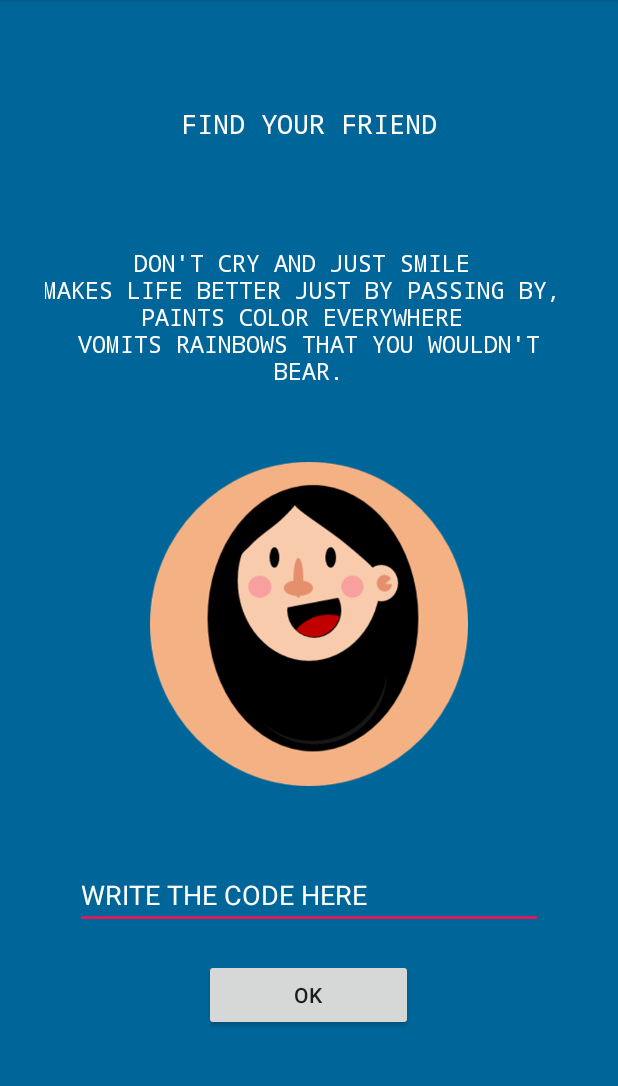
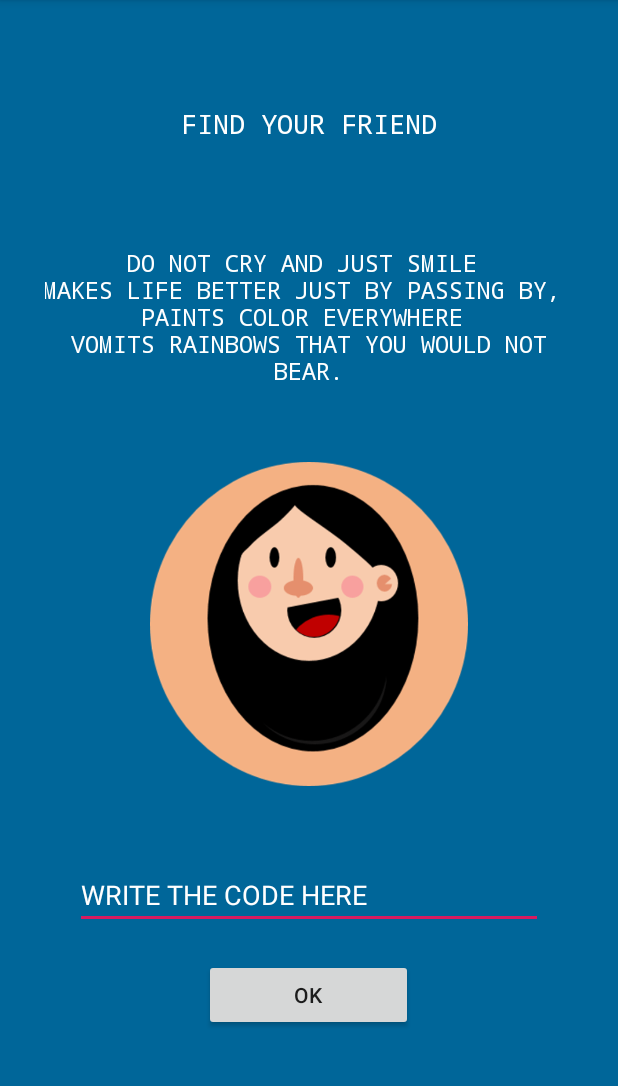
Before and after one commit to Dorci/AUHack_Android_Application, an Android app: the findingGameHome screen opened directly, with no data from a screen before it, on a phone screen of 412 x 824 dp, the part 84-1170 px from its top. Run offline under Robolectric (Android 15) with nearby library versions, the phone set to English and light mode, and no system bars.

Commit message:
Some updates

```diff
--- a/app/build.gradle
+++ b/app/build.gradle
@@ -26,4 +26,7 @@ dependencies {
     testImplementation 'junit:junit:4.12'
     androidTestImplementation 'com.android.support.test:runner:1.0.2'
     androidTestImplementation 'com.android.support.test.espresso:espresso-core:3.0.2'
+    implementation 'com.google.firebase:firebase-core:16.0.1'
 }
+
+apply plugin: 'com.google.gms.google-services'
--- a/app/src/main/res/layout/activity_finding_game_home.xml
+++ b/app/src/main/res/layout/activity_finding_game_home.xml
@@ -42,7 +42,7 @@
         android:layout_below="@+id/riddle"
         android:layout_centerHorizontal="true"
         android:layout_marginTop="50dp"
-        app:srcCompat="@drawable/Roxana"
+        app:srcCompat="@drawable/roxana"
         android:contentDescription="TODO" />
 
     <AutoCompleteTextView
--- a/app/src/main/res/values/strings.xml
+++ b/app/src/main/res/values/strings.xml
@@ -17,7 +17,7 @@
     <string name="chatButtonText">Chat</string>
     <string name="canteenButtonText">Canteen</string>
     <string name="gameButtonText">gameButtonText</string>
-    <string name="riddleText">DON\'T CRY AND JUST SMILE \nMAKES LIFE BETTER JUST BY PASSING BY, \nPAINTS COLOR EVERYWHERE \nVOMITS RAINBOWS THAT YOU WOULDN'T BEAR.</string>
+    <string name="riddleText">DO NOT CRY AND JUST SMILE \nMAKES LIFE BETTER JUST BY PASSING BY, \nPAINTS COLOR EVERYWHERE \nVOMITS RAINBOWS THAT YOU WOULD NOT BEAR.</string>
     <string name="findYourFriendHeader">FIND YOUR FRIEND</string>
     <string name="codeLabel">WRITE THE CODE HERE</string>
     <string name="writeTheCodeHere">WRITE THE CODE HERE</string>
--- a/build.gradle
+++ b/build.gradle
@@ -8,6 +8,7 @@ buildscript {
     }
     dependencies {
         classpath 'com.android.tools.build:gradle:3.3.2'
+        classpath 'com.google.gms:google-services:4.0.1'
 
         // NOTE: Do not place your application dependencies here; they belong
         // in the individual module build.gradle files
```
Also changed, not shown: app/src/main/res/drawable/david.png (renamed from app/src/main/res/drawable/David.png), app/src/main/res/drawable/dorcia.png (renamed from app/src/main/res/drawable/Dorcia.png), app/src/main/res/drawable/marwan.png (renamed from app/src/main/res/drawable/Marwan.png), app/src/main/res/drawable/raluca.png (renamed from app/src/main/res/drawable/Raluca.png), app/src/main/res/drawable/roxana.png (renamed from app/src/main/res/drawable/Roxana.png), 1 other file.
